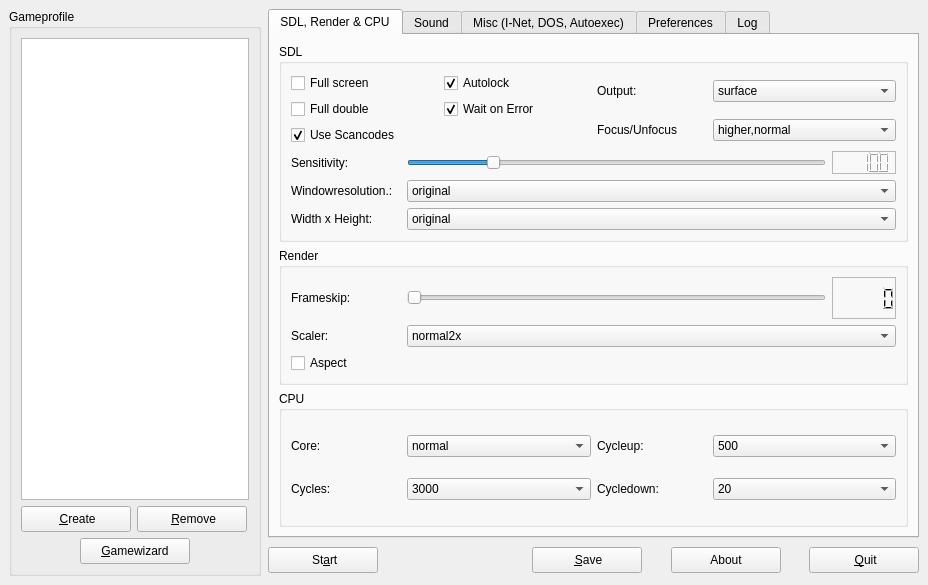
Old version of the form ui/dboxfe.ui in the repository LasDesu/DBoxFE.
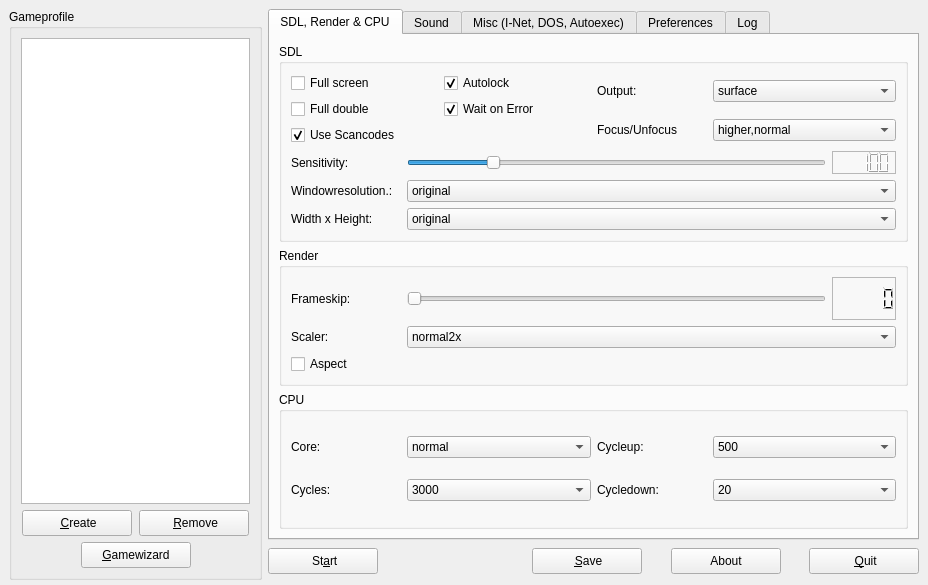
New version of the form. Icons and pictures are not drawn.

The edit to the form file:
```diff
--- a/ui/dboxfe.ui
+++ b/ui/dboxfe.ui
@@ -30,172 +30,6 @@
   <property name="windowIcon" >
    <iconset resource="../res/dboxfe.qrc" >:/pics/images/default.png</iconset>
   </property>
-  <widget class="QWidget" name="layoutWidget" >
-   <property name="geometry" >
-    <rect>
-     <x>268</x>
-     <y>544</y>
-     <width>651</width>
-     <height>32</height>
-    </rect>
-   </property>
-   <layout class="QHBoxLayout" >
-    <property name="margin" >
-     <number>0</number>
-    </property>
-    <property name="spacing" >
-     <number>6</number>
-    </property>
-    <item>
-     <widget class="QPushButton" name="btnStartDBox" >
-      <property name="minimumSize" >
-       <size>
-        <width>110</width>
-        <height>26</height>
-       </size>
-      </property>
-      <property name="maximumSize" >
-       <size>
-        <width>110</width>
-        <height>26</height>
-       </size>
-      </property>
-      <property name="text" >
-       <string> St&amp;art</string>
-      </property>
-      <property name="icon" >
-       <iconset resource="../res/dboxfe.qrc" >:/pics/images/applications_16.png</iconset>
-      </property>
-      <property name="shortcut" >
-       <string>Alt+D</string>
-      </property>
-     </widget>
-    </item>
-    <item>
-     <spacer>
-      <property name="orientation" >
-       <enum>Qt::Horizontal</enum>
-      </property>
-      <property name="sizeHint" >
-       <size>
-        <width>148</width>
-        <height>30</height>
-       </size>
-      </property>
-     </spacer>
-    </item>
-    <item>
-     <widget class="QPushButton" name="btnSaveGP" >
-      <property name="minimumSize" >
-       <size>
-        <width>110</width>
-        <height>26</height>
-       </size>
-      </property>
-      <property name="maximumSize" >
-       <size>
-        <width>110</width>
-        <height>26</height>
-       </size>
-      </property>
-      <property name="text" >
-       <string> &amp;Save</string>
-      </property>
-      <property name="icon" >
-       <iconset resource="../res/dboxfe.qrc" >:/pics/images/save_16.png</iconset>
-      </property>
-      <property name="shortcut" >
-       <string>Alt+S</string>
-      </property>
-     </widget>
-    </item>
-    <item>
-     <spacer>
-      <property name="orientation" >
-       <enum>Qt::Horizontal</enum>
-      </property>
-      <property name="sizeHint" >
-       <size>
-        <width>16</width>
-        <height>30</height>
-       </size>
-      </property>
-     </spacer>
-    </item>
-    <item>
-     <widget class="QPushButton" name="btnAbout" >
-      <property name="minimumSize" >
-       <size>
-        <width>110</width>
-        <height>26</height>
-       </size>
-      </property>
-      <property name="maximumSize" >
-       <size>
-        <width>110</width>
-        <height>26</height>
-       </size>
-      </property>
-      <property name="text" >
-       <string>About</string>
-      </property>
-      <property name="icon" >
-       <iconset resource="../res/dboxfe.qrc" >:/pics/images/default.png</iconset>
-      </property>
-      <property name="shortcut" >
-       <string>Alt+S</string>
-      </property>
-     </widget>
-    </item>
-    <item>
-     <spacer>
-      <property name="orientation" >
-       <enum>Qt::Horizontal</enum>
-      </property>
-      <property name="sizeHint" >
-       <size>
-        <width>16</width>
-        <height>30</height>
-       </size>
-      </property>
-     </spacer>
-    </item>
-    <item>
-     <widget class="QPushButton" name="btnQuit" >
-      <property name="minimumSize" >
-       <size>
-        <width>110</width>
-        <height>26</height>
-       </size>
-      </property>
-      <property name="maximumSize" >
-       <size>
-        <width>110</width>
-        <height>26</height>
-       </size>
-      </property>
-      <property name="text" >
-       <string> &amp;Quit</string>
-      </property>
-      <property name="icon" >
-       <iconset resource="../res/dboxfe.qrc" >:/pics/images/delete_16.png</iconset>
-      </property>
-     </widget>
-    </item>
-   </layout>
-  </widget>
-  <widget class="QGroupBox" name="gBoxProfile" >
-   <property name="geometry" >
-    <rect>
-     <x>9</x>
-     <y>9</y>
-     <width>252</width>
-     <height>567</height>
-    </rect>
-   </property>
-   <property name="title" >
-    <string>Gameprofile</string>
-   </property>
    <layout class="QGridLayout" >
     <property name="margin" >
      <number>9</number>
@@ -203,148 +37,8 @@
     <property name="spacing" >
      <number>6</number>
     </property>
-    <item row="1" column="0" >
-     <layout class="QVBoxLayout" >
-      <property name="margin" >
-       <number>0</number>
-      </property>
-      <property name="spacing" >
-       <number>6</number>
-      </property>
-      <item>
-       <layout class="QHBoxLayout" >
-        <property name="margin" >
-         <number>0</number>
-        </property>
-        <property name="spacing" >
-         <number>6</number>
-        </property>
-        <item>
-         <widget class="QPushButton" name="btnCreateGP" >
-          <property name="minimumSize" >
-           <size>
-            <width>110</width>
-            <height>26</height>
-           </size>
-          </property>
-          <property name="maximumSize" >
-           <size>
-            <width>110</width>
-            <height>26</height>
-           </size>
-          </property>
-          <property name="text" >
-           <string> &amp;Create</string>
-          </property>
-          <property name="icon" >
-           <iconset resource="../res/dboxfe.qrc" >:/pics/images/copy_16.png</iconset>
-          </property>
-          <property name="shortcut" >
-           <string>Alt+C</string>
-          </property>
-         </widget>
-        </item>
-        <item>
-         <widget class="QPushButton" name="btnRemoveGP" >
-          <property name="minimumSize" >
-           <size>
-            <width>110</width>
-            <height>26</height>
-           </size>
-          </property>
-          <property name="maximumSize" >
-           <size>
-            <width>110</width>
-            <height>26</height>
-           </size>
-          </property>
-          <property name="text" >
-           <string> &amp;Remove</string>
-          </property>
-          <property name="icon" >
-           <iconset resource="../res/dboxfe.qrc" >:/pics/images/cut_16.png</iconset>
-          </property>
-          <property name="shortcut" >
-           <string>Alt+R</string>
-          </property>
-         </widget>
-        </item>
-       </layout>
-      </item>
-      <item>
-       <layout class="QHBoxLayout" >
-        <property name="margin" >
-         <number>0</number>
-        </property>
-        <property name="spacing" >
-         <number>6</number>
-        </property>
-        <item>
-         <spacer>
-          <property name="orientation" >
-           <enum>Qt::Horizontal</enum>
-          </property>
-          <property name="sizeHint" >
-           <size>
-            <width>40</width>
-            <height>20</height>
-           </size>
-          </property>
-         </spacer>
-        </item>
-        <item>
-         <widget class="QPushButton" name="btnWizard" >
-          <property name="minimumSize" >
-           <size>
-            <width>110</width>
-            <height>26</height>
-           </size>
-          </property>
-          <property name="maximumSize" >
-           <size>
-            <width>110</width>
-            <height>26</height>
-           </size>
-          </property>
-          <property name="text" >
-           <string>&amp;Gamewizard</string>
-          </property>
-          <property name="icon" >
-           <iconset resource="../res/dboxfe.qrc" >:/pics/images/misc.png</iconset>
-          </property>
-         </widget>
-        </item>
-        <item>
-         <spacer>
-          <property name="orientation" >
-           <enum>Qt::Horizontal</enum>
-          </property>
-          <property name="sizeHint" >
-           <size>
-            <width>40</width>
-            <height>20</height>
-           </size>
-          </property>
-         </spacer>
-        </item>
-       </layout>
-      </item>
-     </layout>
-    </item>
-    <item row="0" column="0" >
-     <widget class="QListWidget" name="lwProfile" />
-    </item>
-   </layout>
-  </widget>
+   <item row="0" column="1" >
   <widget class="QTabWidget" name="twDbx" >
-   <property name="geometry" >
-    <rect>
-     <x>268</x>
-     <y>9</y>
-     <width>651</width>
-     <height>529</height>
-    </rect>
-   </property>
    <widget class="QWidget" name="tbGeneralCfg" >
     <attribute name="title" >
      <string>SDL, Render &amp;&amp; CPU</string>
@@ -4665,6 +4359,312 @@
     </layout>
    </widget>
   </widget>
+   </item>
+   <item row="1" column="1" >
+    <layout class="QHBoxLayout" >
+     <property name="margin" >
+      <number>0</number>
+     </property>
+     <property name="spacing" >
+      <number>6</number>
+     </property>
+     <item>
+      <widget class="QPushButton" name="btnStartDBox" >
+       <property name="minimumSize" >
+        <size>
+         <width>110</width>
+         <height>26</height>
+        </size>
+       </property>
+       <property name="maximumSize" >
+        <size>
+         <width>110</width>
+         <height>26</height>
+        </size>
+       </property>
+       <property name="text" >
+        <string> St&amp;art</string>
+       </property>
+       <property name="icon" >
+        <iconset resource="../res/dboxfe.qrc" >:/pics/images/applications_16.png</iconset>
+       </property>
+       <property name="shortcut" >
+        <string>Alt+D</string>
+       </property>
+      </widget>
+     </item>
+     <item>
+      <spacer>
+       <property name="orientation" >
+        <enum>Qt::Horizontal</enum>
+       </property>
+       <property name="sizeHint" >
+        <size>
+         <width>148</width>
+         <height>30</height>
+        </size>
+       </property>
+      </spacer>
+     </item>
+     <item>
+      <widget class="QPushButton" name="btnSaveGP" >
+       <property name="minimumSize" >
+        <size>
+         <width>110</width>
+         <height>26</height>
+        </size>
+       </property>
+       <property name="maximumSize" >
+        <size>
+         <width>110</width>
+         <height>26</height>
+        </size>
+       </property>
+       <property name="text" >
+        <string> &amp;Save</string>
+       </property>
+       <property name="icon" >
+        <iconset resource="../res/dboxfe.qrc" >:/pics/images/save_16.png</iconset>
+       </property>
+       <property name="shortcut" >
+        <string>Alt+S</string>
+       </property>
+      </widget>
+     </item>
+     <item>
+      <spacer>
+       <property name="orientation" >
+        <enum>Qt::Horizontal</enum>
+       </property>
+       <property name="sizeHint" >
+        <size>
+         <width>16</width>
+         <height>30</height>
+        </size>
+       </property>
+      </spacer>
+     </item>
+     <item>
+      <widget class="QPushButton" name="btnAbout" >
+       <property name="minimumSize" >
+        <size>
+         <width>110</width>
+         <height>26</height>
+        </size>
+       </property>
+       <property name="maximumSize" >
+        <size>
+         <width>110</width>
+         <height>26</height>
+        </size>
+       </property>
+       <property name="text" >
+        <string>About</string>
+       </property>
+       <property name="icon" >
+        <iconset resource="../res/dboxfe.qrc" >:/pics/images/default.png</iconset>
+       </property>
+       <property name="shortcut" >
+        <string>Alt+S</string>
+       </property>
+      </widget>
+     </item>
+     <item>
+      <spacer>
+       <property name="orientation" >
+        <enum>Qt::Horizontal</enum>
+       </property>
+       <property name="sizeHint" >
+        <size>
+         <width>16</width>
+         <height>30</height>
+        </size>
+       </property>
+      </spacer>
+     </item>
+     <item>
+      <widget class="QPushButton" name="btnQuit" >
+       <property name="minimumSize" >
+        <size>
+         <width>110</width>
+         <height>26</height>
+        </size>
+       </property>
+       <property name="maximumSize" >
+        <size>
+         <width>110</width>
+         <height>26</height>
+        </size>
+       </property>
+       <property name="text" >
+        <string> &amp;Quit</string>
+       </property>
+       <property name="icon" >
+        <iconset resource="../res/dboxfe.qrc" >:/pics/images/delete_16.png</iconset>
+       </property>
+      </widget>
+     </item>
+    </layout>
+   </item>
+   <item rowspan="2" row="0" column="0" >
+    <widget class="QGroupBox" name="gBoxProfile" >
+     <property name="minimumSize" >
+      <size>
+       <width>253</width>
+       <height>571</height>
+      </size>
+     </property>
+     <property name="maximumSize" >
+      <size>
+       <width>253</width>
+       <height>571</height>
+      </size>
+     </property>
+     <property name="title" >
+      <string>Gameprofile</string>
+     </property>
+     <layout class="QGridLayout" >
+      <property name="margin" >
+       <number>9</number>
+      </property>
+      <property name="spacing" >
+       <number>6</number>
+      </property>
+      <item row="1" column="0" >
+       <layout class="QVBoxLayout" >
+        <property name="margin" >
+         <number>0</number>
+        </property>
+        <property name="spacing" >
+         <number>6</number>
+        </property>
+        <item>
+         <layout class="QHBoxLayout" >
+          <property name="margin" >
+           <number>0</number>
+          </property>
+          <property name="spacing" >
+           <number>6</number>
+          </property>
+          <item>
+           <widget class="QPushButton" name="btnCreateGP" >
+            <property name="minimumSize" >
+             <size>
+              <width>110</width>
+              <height>26</height>
+             </size>
+            </property>
+            <property name="maximumSize" >
+             <size>
+              <width>110</width>
+              <height>26</height>
+             </size>
+            </property>
+            <property name="text" >
+             <string> &amp;Create</string>
+            </property>
+            <property name="icon" >
+             <iconset resource="../res/dboxfe.qrc" >:/pics/images/copy_16.png</iconset>
+            </property>
+            <property name="shortcut" >
+             <string>Alt+C</string>
+            </property>
+           </widget>
+          </item>
+          <item>
+           <widget class="QPushButton" name="btnRemoveGP" >
+            <property name="minimumSize" >
+             <size>
+              <width>110</width>
+              <height>26</height>
+             </size>
+            </property>
+            <property name="maximumSize" >
+             <size>
+              <width>110</width>
+              <height>26</height>
+             </size>
+            </property>
+            <property name="text" >
+             <string> &amp;Remove</string>
+            </property>
+            <property name="icon" >
+             <iconset resource="../res/dboxfe.qrc" >:/pics/images/cut_16.png</iconset>
+            </property>
+            <property name="shortcut" >
+             <string>Alt+R</string>
+            </property>
+           </widget>
+          </item>
+         </layout>
+        </item>
+        <item>
+         <layout class="QHBoxLayout" >
+          <property name="margin" >
+           <number>0</number>
+          </property>
+          <property name="spacing" >
+           <number>6</number>
+          </property>
+          <item>
+           <spacer>
+            <property name="orientation" >
+             <enum>Qt::Horizontal</enum>
+            </property>
+            <property name="sizeHint" >
+             <size>
+              <width>40</width>
+              <height>20</height>
+             </size>
+            </property>
+           </spacer>
+          </item>
+          <item>
+           <widget class="QPushButton" name="btnWizard" >
+            <property name="minimumSize" >
+             <size>
+              <width>110</width>
+              <height>26</height>
+             </size>
+            </property>
+            <property name="maximumSize" >
+             <size>
+              <width>110</width>
+              <height>26</height>
+             </size>
+            </property>
+            <property name="text" >
+             <string>&amp;Gamewizard</string>
+            </property>
+            <property name="icon" >
+             <iconset resource="../res/dboxfe.qrc" >:/pics/images/misc.png</iconset>
+            </property>
+           </widget>
+          </item>
+          <item>
+           <spacer>
+            <property name="orientation" >
+             <enum>Qt::Horizontal</enum>
+            </property>
+            <property name="sizeHint" >
+             <size>
+              <width>40</width>
+              <height>20</height>
+             </size>
+            </property>
+           </spacer>
+          </item>
+         </layout>
+        </item>
+       </layout>
+      </item>
+      <item row="0" column="0" >
+       <widget class="QListWidget" name="lwProfile" />
+      </item>
+     </layout>
+    </widget>
+   </item>
+  </layout>
  </widget>
  <layoutdefault spacing="6" margin="11" />
  <pixmapfunction></pixmapfunction>
```
Left out of the diff: 1 changed line with no effect on the pictures. Lines whose indentation alone changed are shown as unchanged.
